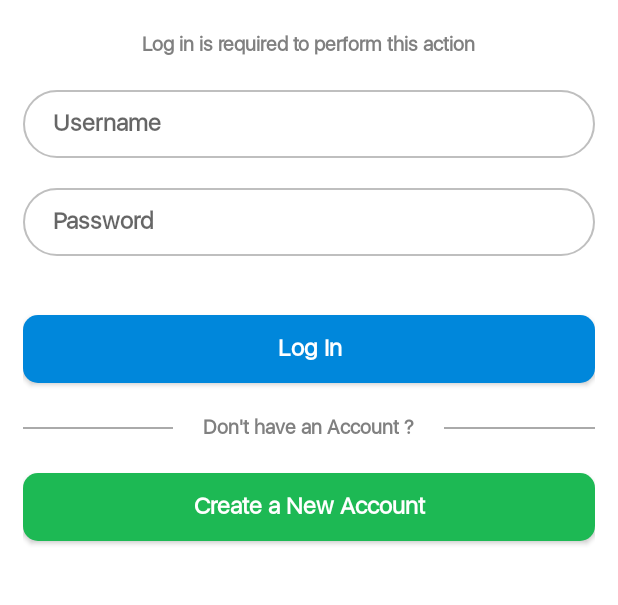
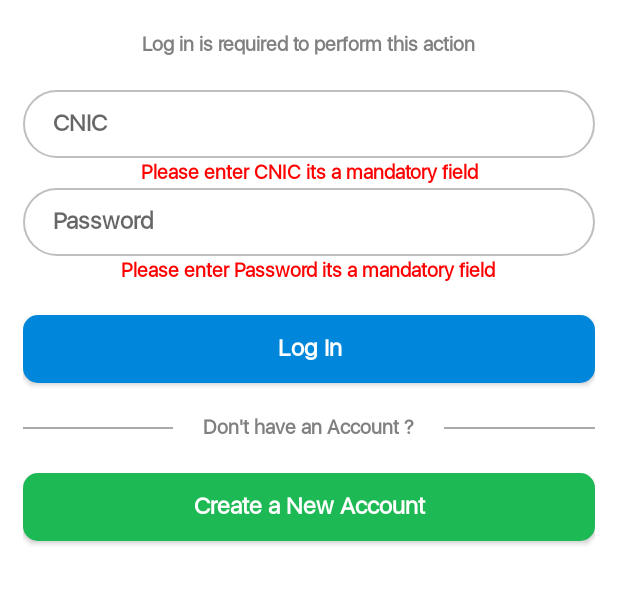
Before and after one commit to aamirbilvani/Attendance-Tracker-Android, an Android app: the EmailLoginActivity screen opened directly, with no data from a screen before it, after a tap on "Log In", on a phone screen of 412 x 824 dp, the part 261-866 px from its top. Run offline under Robolectric (Android 15) with nearby library versions, the phone set to English and light mode, and no system bars.

Commit message:
Validations

```diff
--- a/app/src/main/java/com/novatex/attendace/EmailLoginActivity.java
+++ b/app/src/main/java/com/novatex/attendace/EmailLoginActivity.java
@@ -14,6 +14,7 @@ import androidx.appcompat.app.AppCompatActivity;
 import com.novatex.attendace.api.ApiCallRequest;
 import com.novatex.attendace.responses.LoginResponse;
 import com.novatex.attendace.utilities.Constant;
+import com.novatex.attendace.utilities.NumericKeyBoardTransformationMethod;
 
 import java.util.regex.Matcher;
 import java.util.regex.Pattern;
@@ -27,10 +28,11 @@ public class EmailLoginActivity extends AppCompatActivity implements ApiCallRequ
 
     private ApiCallRequest callRequest;
 
-    private EditText uname, pass;
+    private EditText editTextCNIC, pass;
     private Button buttonLogin, buttonCreate;
     private ProgressDialog dialog;
-    private TextView textViewUsernameError, textViewPasswordError, textViewForgotPassword;
+    private TextView textViewCNICError, textViewPasswordError, textViewForgotPassword;
+
 
     @Override
     protected void onCreate(Bundle savedInstanceState) {
@@ -46,7 +48,7 @@ public class EmailLoginActivity extends AppCompatActivity implements ApiCallRequ
         switch (view.getId()) {
 
             case R.id.buttonLogin:
-                //   if (isValid()) {
+                   if (isValid()) {
               //  dialog.setMessage("Loggin In, please wait.");
                // dialog.show();
                 //Toast.makeText(getApplicationContext(), "ok", Toast.LENGTH_SHORT).show();
@@ -54,9 +56,9 @@ public class EmailLoginActivity extends AppCompatActivity implements ApiCallRequ
                 //textViewPasswordError.setVisibility(View.VISIBLE);
 
                 //textViewPasswordError.setText("ok 53");
-                callRequest.requestLogin(uname.getText().toString(), pass.getText().toString());
+                callRequest.requestLogin(editTextCNIC.getText().toString(), pass.getText().toString());
                 //login();
-                // }
+                 }
                 break;
             case R.id.buttonCreate:
 
@@ -110,16 +112,15 @@ public class EmailLoginActivity extends AppCompatActivity implements ApiCallRequ
 
     private void init() {
         //initializing components
-        uname = findViewById(R.id.editTextUsername);
+        editTextCNIC = findViewById(R.id.editTextCNIC);
         pass = findViewById(R.id.editTextPassword);
         buttonLogin = findViewById(R.id.buttonLogin);
         dialog = new ProgressDialog(this);
-        textViewUsernameError = findViewById(R.id.textViewUsernameError);
+        textViewCNICError = findViewById(R.id.textViewCNICError);
         textViewPasswordError = findViewById(R.id.textViewPasswordError);
         textViewPasswordError = findViewById(R.id.textViewPasswordError);
         textViewForgotPassword = findViewById(R.id.textViewForgotPassword);
         buttonCreate = findViewById(R.id.buttonCreate);
-
         //initializing callRequest for API
         callRequest = new ApiCallRequest(getApplicationContext());
         callRequest.setCallBackListener(this);
@@ -129,6 +130,7 @@ public class EmailLoginActivity extends AppCompatActivity implements ApiCallRequ
         buttonCreate.setOnClickListener(this);
         textViewForgotPassword.setOnClickListener(this);
 
+        editTextCNIC.setTransformationMethod(new NumericKeyBoardTransformationMethod());
 
     }
 
@@ -149,22 +151,22 @@ public class EmailLoginActivity extends AppCompatActivity implements ApiCallRequ
         //flag will be returned in this function that means if the form is valid this func will return true else false.
         boolean flag = true;
 
-        //checking if uname is empty or not in email format
-        if (uname.getText().toString().trim().equals("")) {
+        //checking if editTextCNIC is empty or not in cnic format
+        if (editTextCNIC.getText().toString().trim().equals("")) {
 
-            textViewUsernameError.setText("Please enter Email its a mandatory field");
-            textViewUsernameError.setVisibility(View.VISIBLE);
+            textViewCNICError.setText("Please enter CNIC its a mandatory field");
+            textViewCNICError.setVisibility(View.VISIBLE);
             flag = false;
 
         } else {
-            final Pattern VALID_EMAIL_ADDRESS_REGEX = Pattern.compile("^[A-Z0-9._%+-]+@[A-Z0-9.-]+\\.[A-Z]{2,6}$", Pattern.CASE_INSENSITIVE);
-            Matcher matcher = VALID_EMAIL_ADDRESS_REGEX.matcher(uname.getText().toString().trim());
+            final Pattern VALID_CNIC_REGEX = Pattern.compile("^[0-9]{13}$", Pattern.CASE_INSENSITIVE);
+            Matcher matcher = VALID_CNIC_REGEX.matcher(editTextCNIC.getText().toString().trim());
             if (!matcher.find()) {
-                textViewUsernameError.setText("Email is not in correct format");
-                textViewUsernameError.setVisibility(View.VISIBLE);
+                textViewCNICError.setText("CNIC is not in correct format, it should be 13 digits without dashes");
+                textViewCNICError.setVisibility(View.VISIBLE);
                 flag = false;
             } else {
-                textViewUsernameError.setVisibility(View.INVISIBLE);
+                textViewCNICError.setVisibility(View.INVISIBLE);
             }
         }
 
--- a/app/src/main/java/com/novatex/attendace/utilities/Constant.java
+++ b/app/src/main/java/com/novatex/attendace/utilities/Constant.java
@@ -157,7 +157,7 @@ public class Constant {
     public static final String PREF_IS_FIRST_RUN = "NearLocationAlarm";
 
     //public static final long  SEND_LOCATIONS_TO_SERVER_ALARM_TIMER=1800000;
-    public static final long  SEND_LOCATIONS_TO_SERVER_ALARM_TIMER=1000*60;
+    public static final long  SEND_LOCATIONS_TO_SERVER_ALARM_TIMER=1000*60*30;
     //public static final long  SEND_LOCATIONS_TO_SERVER_ALARM_TIMER=1000;
 
     public static final int  ACCESS_TOKEN_EXPIRATION_TIME_HOURS=23;
--- /dev/null
+++ b/app/src/main/java/com/novatex/attendace/utilities/NumericKeyBoardTransformationMethod.java
@@ -0,0 +1,11 @@
+package com.novatex.attendace.utilities;
+
+import android.text.method.PasswordTransformationMethod;
+import android.view.View;
+
+public class NumericKeyBoardTransformationMethod extends PasswordTransformationMethod {
+    @Override
+    public CharSequence getTransformation(CharSequence source, View view) {
+        return source;
+    }
+}
--- a/app/src/main/res/layout/activity_email_login.xml
+++ b/app/src/main/res/layout/activity_email_login.xml
@@ -69,15 +69,15 @@
 
             <EditText
 
-                android:id="@+id/editTextUsername"
+                android:id="@+id/editTextCNIC"
 
                 android:layout_width="match_parent"
                 android:layout_height="wrap_content"
                 android:background="@drawable/edittextshape"
                 android:drawablePadding="10dp"
                 android:fontFamily="@font/san_francisco"
-                android:hint="Username"
-                android:inputType="textEmailAddress"
+                android:hint="CNIC"
+                android:inputType="numberPassword"
                 android:paddingLeft="@dimen/default_padding"
 
                 android:paddingRight="@dimen/default_padding"
@@ -88,7 +88,7 @@
 
             <TextView
 
-                android:id="@+id/textViewUsernameError"
+                android:id="@+id/textViewCNICError"
                 android:layout_width="wrap_content"
                 android:layout_height="wrap_content"
                 android:layout_gravity="center"
--- a/app/src/main/res/layout/activity_sign_up.xml
+++ b/app/src/main/res/layout/activity_sign_up.xml
@@ -52,9 +52,7 @@
             android:layout_height="wrap_content"
             android:background="@drawable/edittextshape"
             android:hint="*CNIC"
-
-            android:inputType="textPersonName"
-
+            android:inputType="numberPassword"
             android:paddingLeft="30dp"
             android:paddingRight="30dp"
             android:textSize="@dimen/text_size"
```
Also changed, not shown: app/src/main/java/com/novatex/attendace/SignUpActivity.java (+24 -21 lines).
